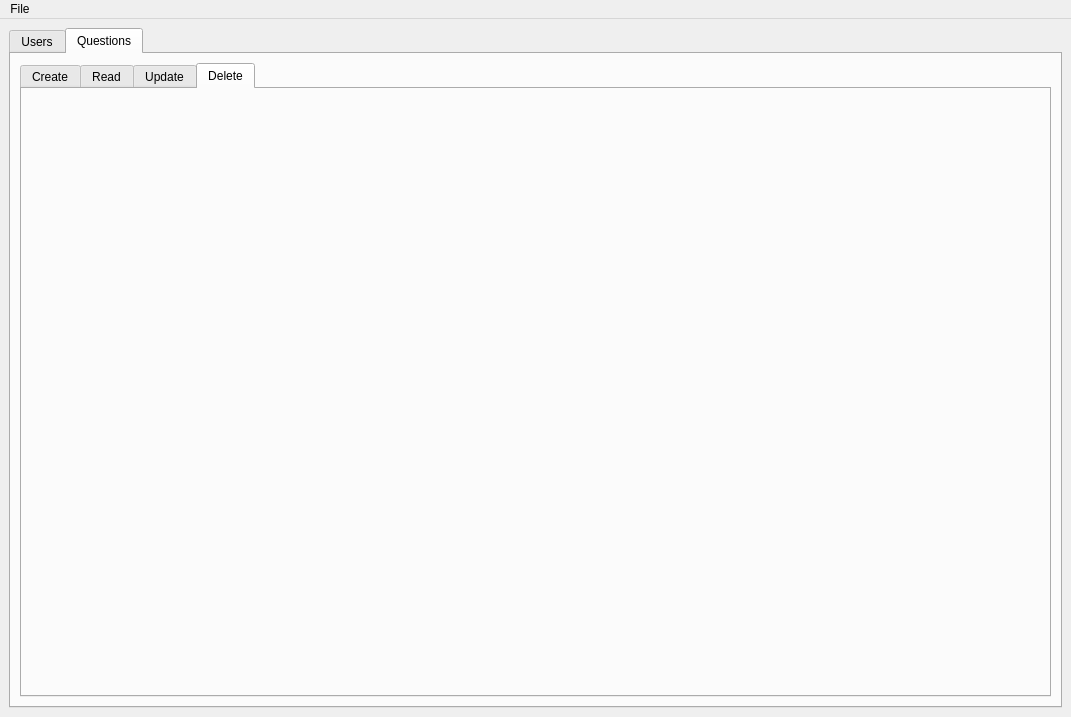
The window that DuarteQuestionsPanel/mainwindow.ui (cedoduarte/DuarteQuestions) describes before a commit, drawn with Qt 5.
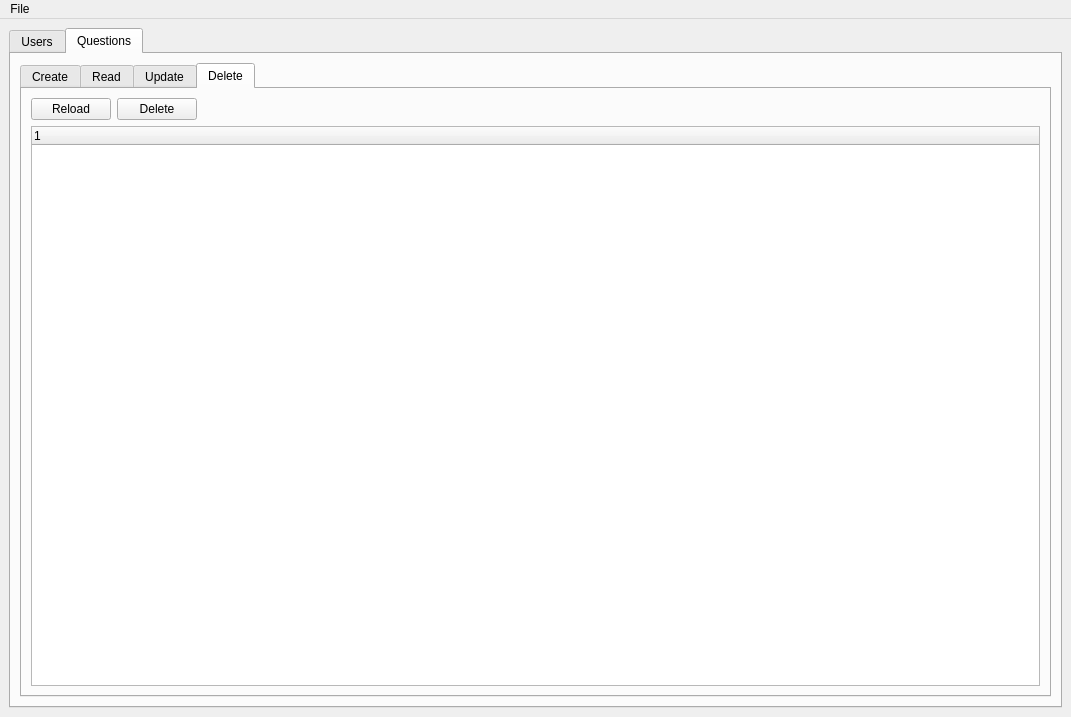
The same window after the commit. The open tabs and pages were chosen to show the change.

Commit message: Delete question and answer

```diff
--- a/DuarteQuestionsPanel/mainwindow.ui
+++ b/DuarteQuestionsPanel/mainwindow.ui
@@ -699,6 +699,44 @@
            <attribute name="title">
             <string>Delete</string>
            </attribute>
+           <layout class="QGridLayout" name="gridLayout_15">
+            <item row="0" column="0">
+             <widget class="QPushButton" name="buttonReloadTree">
+              <property name="text">
+               <string>Reload</string>
+              </property>
+             </widget>
+            </item>
+            <item row="0" column="1">
+             <widget class="QPushButton" name="buttonDeleteQuestion">
+              <property name="text">
+               <string>Delete</string>
+              </property>
+             </widget>
+            </item>
+            <item row="0" column="2">
+             <spacer name="horizontalSpacer_11">
+              <property name="orientation">
+               <enum>Qt::Horizontal</enum>
+              </property>
+              <property name="sizeHint" stdset="0">
+               <size>
+                <width>790</width>
+                <height>20</height>
+               </size>
+              </property>
+             </spacer>
+            </item>
+            <item row="1" column="0" colspan="3">
+             <widget class="QTreeWidget" name="treeWidgetQuestions">
+              <column>
+               <property name="text">
+                <string notr="true">1</string>
+               </property>
+              </column>
+             </widget>
+            </item>
+           </layout>
           </widget>
          </widget>
         </item>
```
Left out of the diff: 4 changed lines with no effect on the pictures. The commit also changes 31 other files.
